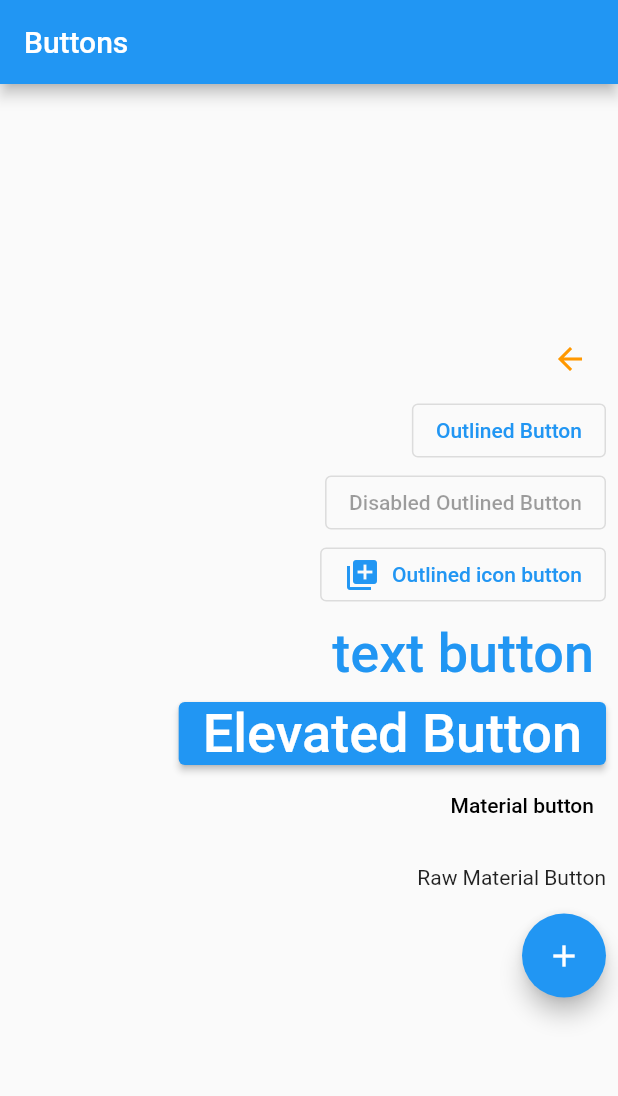
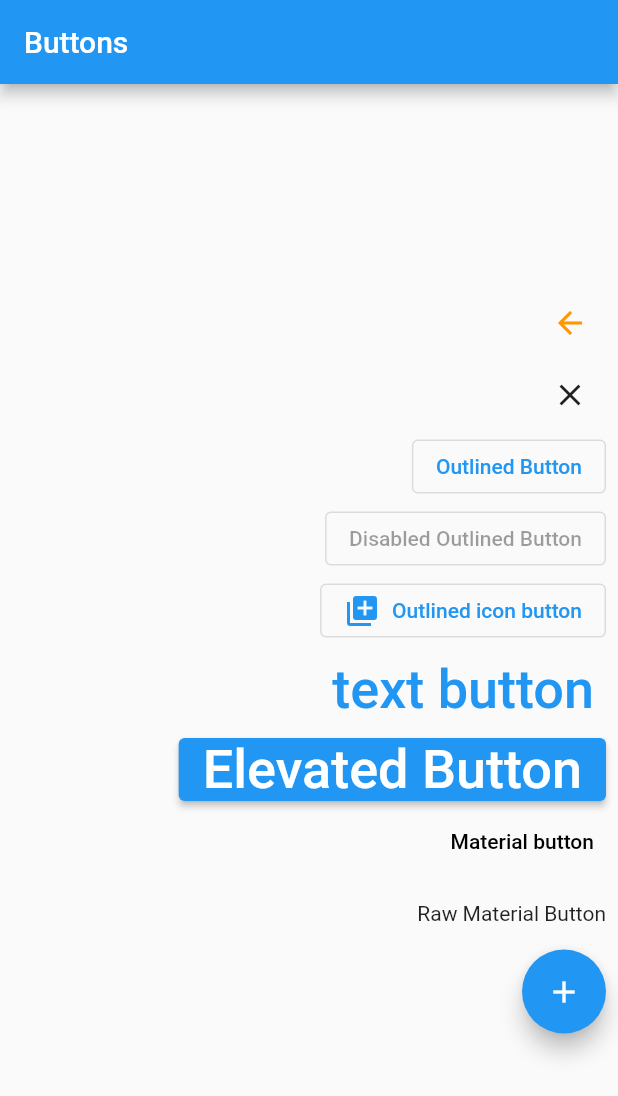
Before and after one commit to fluttermeetup/Flutter-Concise-Tutorial, a Flutter app: the screen it shows after launch, on a phone screen of 412 x 824 dp. Shown: the top 1096 px of the screen. Run offline on Flutter 3.47's test engine with Material 2 defaults, Android fonts, the phone set to English and light mode, and no system bars.

Commit message:
close button

```diff
--- a/04-button/lib/main.dart
+++ b/04-button/lib/main.dart
@@ -43,6 +43,7 @@ class _MyHomePageState extends State<MyHomePage> {
             const BackButton(
               color: Colors.orange,
             ),
+            const CloseButton(),
             OutlinedButton(
               onPressed: () {
                 print("press outlined button");
```
